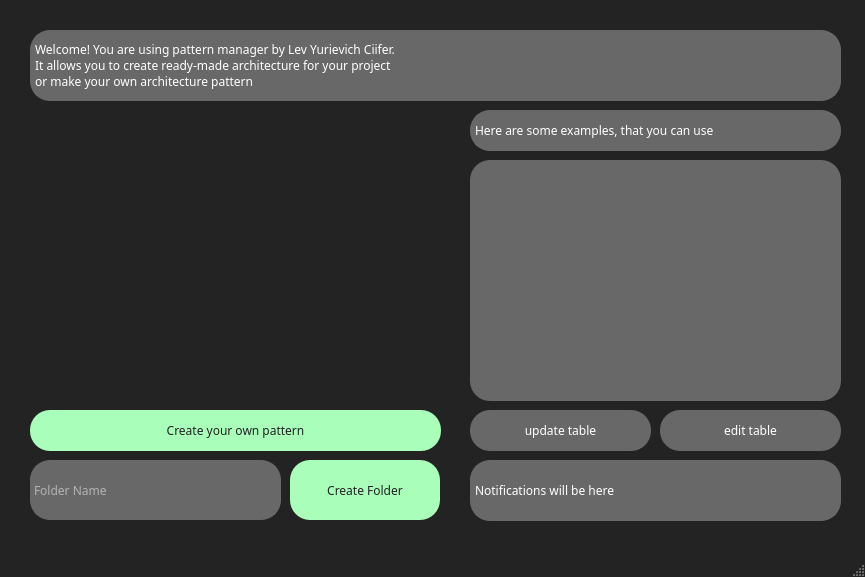
The window that Qt_handlers/ui_files/pattern_manager.ui (AntonGrigorievich/pattern_manager_pyqt) describes before a commit, drawn with Qt 5.
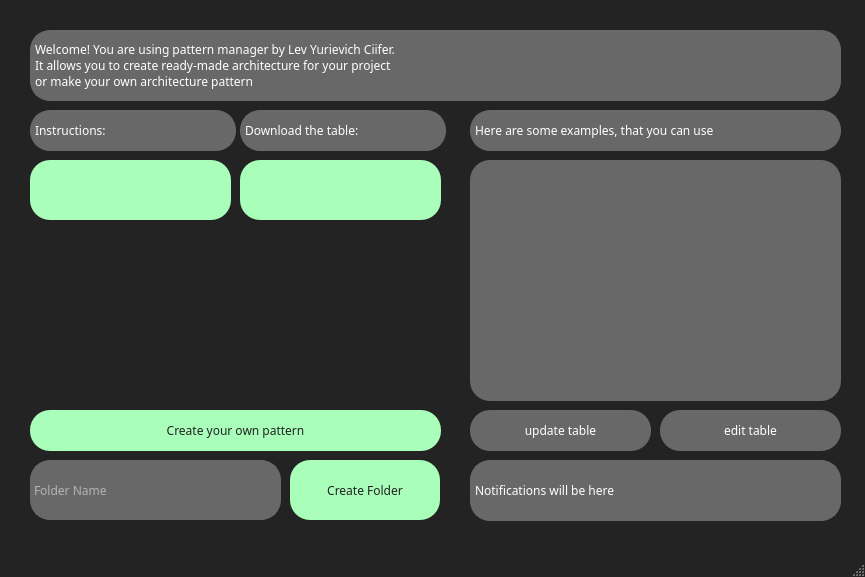
The same window after the commit. Icons and pictures are not drawn.

```diff
--- a/Qt_handlers/ui_files/pattern_manager.ui
+++ b/Qt_handlers/ui_files/pattern_manager.ui
@@ -28,6 +28,12 @@
 	background-color: rgb(35, 35, 35);
 }</string>
   </property>
+  <property name="iconSize">
+   <size>
+    <width>50</width>
+    <height>50</height>
+   </size>
+  </property>
   <widget class="QWidget" name="centralwidget">
    <widget class="QLineEdit" name="foldername_lineedit">
     <property name="geometry">
@@ -313,6 +319,126 @@
      <string>edit table</string>
     </property>
    </widget>
+   <widget class="QLabel" name="examples_lable_2">
+    <property name="geometry">
+     <rect>
+      <x>30</x>
+      <y>110</y>
+      <width>206</width>
+      <height>41</height>
+     </rect>
+    </property>
+    <property name="styleSheet">
+     <string notr="true">QLabel {
+	font-family: Plain,Helvetica Neue,Arial,Noto Sans,sans-serif;
+	padding-left: 1em;
+	color: white;
+	background-color: rgb(104, 104, 104);
+	border-radius: 20px;
+	border:2px solid  rgb(104, 104, 104) ;
+	text-transform: none;
+}
+
+</string>
+    </property>
+    <property name="text">
+     <string>Instructions:</string>
+    </property>
+   </widget>
+   <widget class="QLabel" name="examples_lable_3">
+    <property name="geometry">
+     <rect>
+      <x>240</x>
+      <y>110</y>
+      <width>206</width>
+      <height>41</height>
+     </rect>
+    </property>
+    <property name="styleSheet">
+     <string notr="true">QLabel {
+	font-family: Plain,Helvetica Neue,Arial,Noto Sans,sans-serif;
+	padding-left: 1em;
+	color: white;
+	background-color: rgb(104, 104, 104);
+	border-radius: 20px;
+	border:2px solid  rgb(104, 104, 104) ;
+	text-transform: none;
+}
+
+</string>
+    </property>
+    <property name="text">
+     <string>Download the table:</string>
+    </property>
+   </widget>
+   <widget class="QPushButton" name="instruction_button">
+    <property name="geometry">
+     <rect>
+      <x>30</x>
+      <y>160</y>
+      <width>201</width>
+      <height>60</height>
+     </rect>
+    </property>
+    <property name="styleSheet">
+     <string notr="true">QPushButton {
+    color: rgb(34, 34, 34);
+    text-decoration: none;
+    /* margin-top: 10px; */
+    padding: 1px;
+    text-transform: uppercase;
+    display: inline-block;
+    position: relative;
+    letter-spacing: 0.3em;
+	background-color:rgb(169, 255, 186);
+	font-family: Plain,Helvetica Neue,Arial,Noto Sans,sans-serif;
+	border-radius: 20px;
+}
+
+QPushButton:hover {
+	border: rgb(255, 170, 0);
+    cursor: pointer;
+    background-color: rgb(115, 255, 148);
+}</string>
+    </property>
+    <property name="text">
+     <string/>
+    </property>
+   </widget>
+   <widget class="QPushButton" name="table_download_button">
+    <property name="geometry">
+     <rect>
+      <x>240</x>
+      <y>160</y>
+      <width>201</width>
+      <height>60</height>
+     </rect>
+    </property>
+    <property name="styleSheet">
+     <string notr="true">QPushButton {
+    color: rgb(34, 34, 34);
+    text-decoration: none;
+    /* margin-top: 10px; */
+    padding: 1px;
+    text-transform: uppercase;
+    display: inline-block;
+    position: relative;
+    letter-spacing: 0.3em;
+	background-color:rgb(169, 255, 186);
+	font-family: Plain,Helvetica Neue,Arial,Noto Sans,sans-serif;
+	border-radius: 20px;
+}
+
+QPushButton:hover {
+	border: rgb(255, 170, 0);
+    cursor: pointer;
+    background-color: rgb(115, 255, 148);
+}</string>
+    </property>
+    <property name="text">
+     <string/>
+    </property>
+   </widget>
   </widget>
   <widget class="QStatusBar" name="statusbar"/>
  </widget>
```
Left out of the diff: 2 changed lines with no effect on the pictures.
